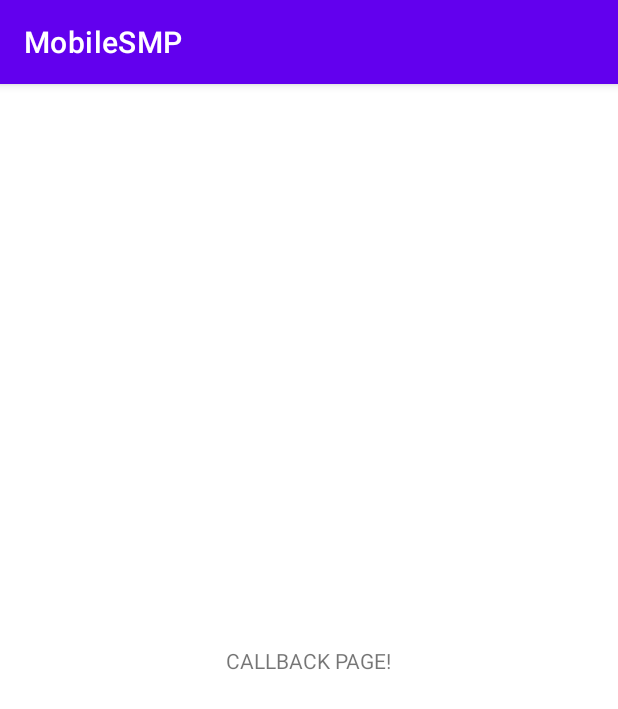
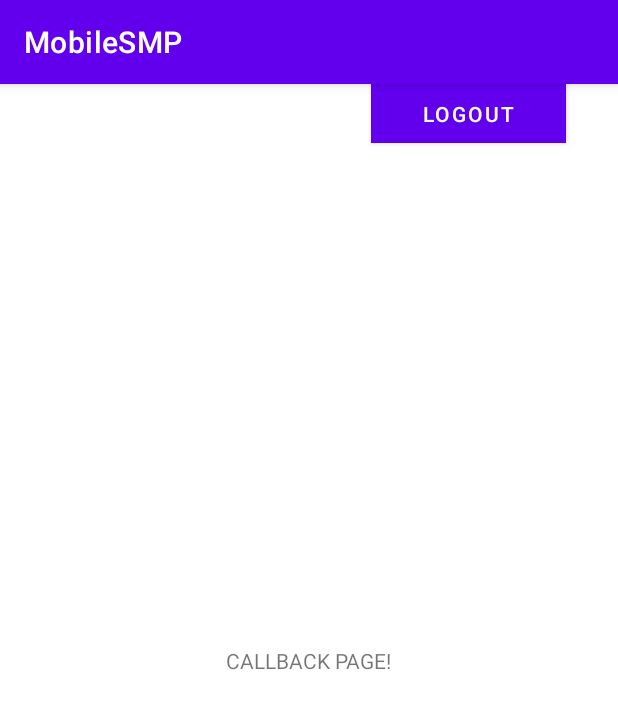
Before and after one commit to NUS-SUS/MobileSMP, an Android app: the CallbackActivity screen opened directly, with no data from a screen before it, on a phone screen of 412 x 824 dp. Shown: the top 709 px of the screen. Run offline under Robolectric (Android 15) with nearby library versions, the phone set to English and light mode, and no system bars; libraries missing offline, so code that uses them is left out: com.amazonaws.mobile, com.amplifyframework, com.amplifyframework.auth, com.amplifyframework.core.

Commit message:
OAuth2 working login/logout

```diff
--- a/app/src/main/res/layout/activity_callback.xml
+++ b/app/src/main/res/layout/activity_callback.xml
@@ -6,6 +6,7 @@
     android:layout_height="match_parent"
     tools:context=".CallbackActivity">
     <TextView
+        android:id="@+id/textView"
         android:layout_width="wrap_content"
         android:layout_height="wrap_content"
         android:text="CALLBACK PAGE!"
@@ -13,4 +14,17 @@
         app:layout_constraintEnd_toEndOf="parent"
         app:layout_constraintStart_toStartOf="parent"
         app:layout_constraintTop_toTopOf="parent" />
+
+    <Button
+        android:id="@+id/button5"
+        android:layout_width="130dp"
+        android:layout_height="39dp"
+        android:background="@color/teal_200"
+        android:onClick="onPressLogout"
+        android:text="Logout"
+        android:textColor="#FFFFFF"
+        app:layout_constraintEnd_toEndOf="parent"
+        app:layout_constraintHorizontal_bias="0.876"
+        app:layout_constraintStart_toStartOf="parent"
+        tools:layout_editor_absoluteY="20dp" />
 </androidx.constraintlayout.widget.ConstraintLayout>
```
Also changed, not shown: app/src/main/AndroidManifest.xml (+8 -0 lines), app/src/main/java/com/example/mobilesmp/CallbackActivity.java (+43 -0 lines), app/src/main/java/com/example/mobilesmp/LoginActivity.java (+29 -1 lines), app/src/main/res/layout/activity_logout.xml (+9 -0 lines).
